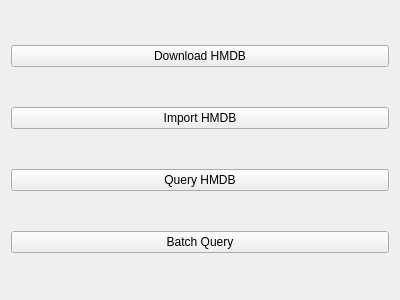
The window that src/mainwindow.ui (zwpwjwtz/HMDB-qt) describes before a commit, drawn with Qt 5.
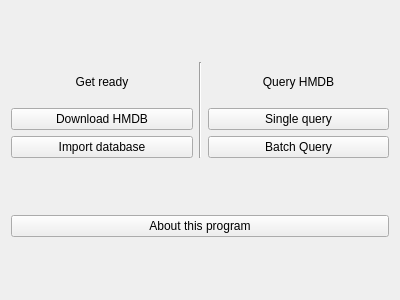
The same window after the commit. Icons and pictures are not drawn.

Commit message: Refine the main window, and add an about dialog.

```diff
--- a/src/mainwindow.ui
+++ b/src/mainwindow.ui
@@ -18,7 +18,27 @@
     <normaloff>:/icons/HMDB-qt.png</normaloff>:/icons/HMDB-qt.png</iconset>
   </property>
   <widget class="QWidget" name="centralWidget">
-   <layout class="QVBoxLayout" name="verticalLayout_2">
+   <layout class="QVBoxLayout" name="verticalLayout_3" stretch="1,0">
+    <item>
+     <layout class="QHBoxLayout" name="horizontalLayout">
+      <item>
+       <layout class="QVBoxLayout" name="verticalLayout">
+        <item>
+         <widget class="QLabel" name="label_1">
+          <property name="maximumSize">
+           <size>
+            <width>16777215</width>
+            <height>40</height>
+           </size>
+          </property>
+          <property name="text">
+           <string>Get ready</string>
+          </property>
+          <property name="alignment">
+           <set>Qt::AlignCenter</set>
+          </property>
+         </widget>
+        </item>
     <item>
      <widget class="QPushButton" name="buttonDownload">
       <property name="text">
@@ -29,15 +49,50 @@
     <item>
      <widget class="QPushButton" name="buttonImport">
       <property name="text">
-       <string>Import HMDB</string>
-      </property>
-     </widget>
-    </item>
+           <string>Import database</string>
+          </property>
+          <property name="icon">
+           <iconset resource="resource.qrc">
+            <normaloff>:/icons/document-open.png</normaloff>:/icons/document-open.png</iconset>
+          </property>
+         </widget>
+        </item>
+       </layout>
+      </item>
     <item>
-     <widget class="QPushButton" name="buttonQuery">
+       <widget class="Line" name="line">
+        <property name="orientation">
+         <enum>Qt::Vertical</enum>
+        </property>
+       </widget>
+      </item>
+      <item>
+       <layout class="QVBoxLayout" name="verticalLayout_2">
+        <item>
+         <widget class="QLabel" name="label_2">
+          <property name="maximumSize">
+           <size>
+            <width>16777215</width>
+            <height>40</height>
+           </size>
+          </property>
       <property name="text">
        <string>Query HMDB</string>
       </property>
+          <property name="alignment">
+           <set>Qt::AlignCenter</set>
+          </property>
+         </widget>
+        </item>
+        <item>
+         <widget class="QPushButton" name="buttonQuery">
+          <property name="text">
+           <string>Single query</string>
+          </property>
+          <property name="icon">
+           <iconset resource="resource.qrc">
+            <normaloff>:/icons/edit-find.png</normaloff>:/icons/edit-find.png</iconset>
+          </property>
      </widget>
     </item>
     <item>
@@ -48,10 +103,21 @@
      </widget>
     </item>
    </layout>
-   <zorder>buttonBatchQuery</zorder>
-   <zorder>buttonDownload</zorder>
-   <zorder>buttonImport</zorder>
-   <zorder>buttonQuery</zorder>
+      </item>
+     </layout>
+    </item>
+    <item>
+     <widget class="QPushButton" name="buttonAbout">
+      <property name="text">
+       <string>About this program</string>
+      </property>
+      <property name="icon">
+       <iconset resource="resource.qrc">
+        <normaloff>:/icons/help-about.png</normaloff>:/icons/help-about.png</iconset>
+      </property>
+     </widget>
+    </item>
+   </layout>
   </widget>
  </widget>
  <layoutdefault spacing="6" margin="11"/>
```
Left out of the diff: 8 changed lines with no effect on the pictures. Lines whose indentation alone changed are shown as unchanged. The commit also changes 11 other files.
